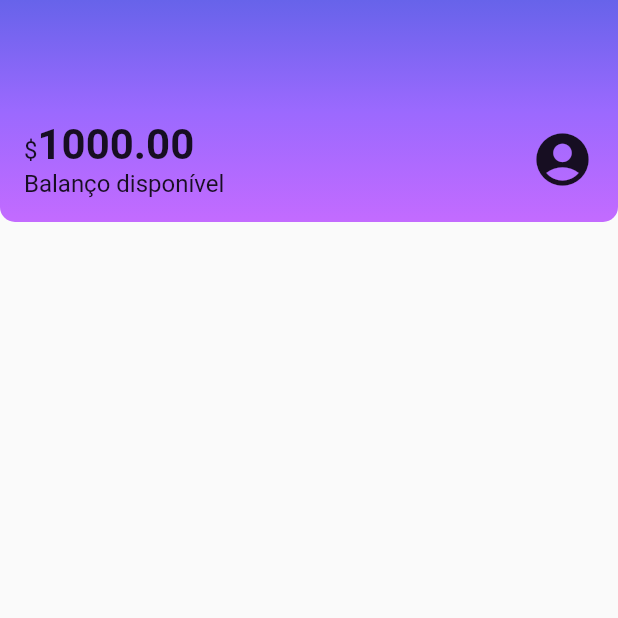
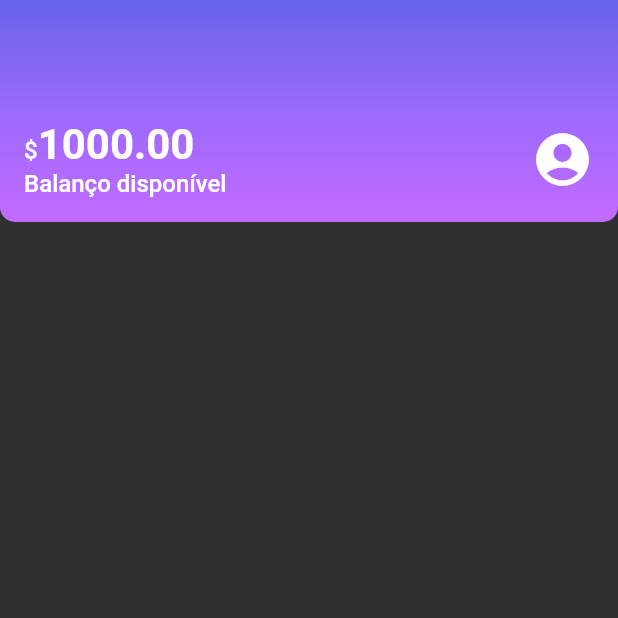
Before and after one commit to analubarreto/alubank, a Flutter app: the screen it shows after launch, on a phone screen of 412 x 824 dp, the top half of it. Run offline on Flutter 3.47's test engine with Material 2 defaults, Android fonts, the phone set to English and light mode, and no system bars.

Commit message:
adding themes

```diff
--- /dev/null
+++ b/lib/components/box_card.dart
@@ -0,0 +1,20 @@
+import 'package:flutter/material.dart';
+
+class BoxCard extends StatelessWidget {
+  final Widget boxContent;
+
+  const BoxCard({ required this.boxContent, super.key});
+
+  @override
+  Widget build(BuildContext context) {
+    return Container(
+      padding: const EdgeInsets.all(16.0),
+      decoration: BoxDecoration(
+        boxShadow: kElevationToShadow[3],
+        borderRadius: BorderRadius.circular(10.0),
+        color: Theme.of(context).cardColor,
+      ),
+      child: boxContent,
+    );
+  }
+}
--- a/lib/components/sections/header.dart
+++ b/lib/components/sections/header.dart
@@ -1,4 +1,6 @@
 import 'package:flutter/material.dart';
+
+import 'package:alubank/themes/theme_colors.dart';
 
 class Header extends StatelessWidget {
   const Header({super.key});
@@ -8,11 +10,7 @@ class Header extends StatelessWidget {
     return Container(
       decoration: const BoxDecoration(
         gradient: LinearGradient(
-          colors: [
-            Color.fromRGBO(103, 99, 234, 1.0),
-            Color.fromRGBO(155, 105, 254, 1.0),
-            Color.fromRGBO(195, 107, 255, 1.0)
-          ],
+          colors: ThemeColors.headerGradient,
           begin: Alignment.topCenter,
           end: Alignment.bottomCenter,
         ),
@@ -20,8 +18,8 @@ class Header extends StatelessWidget {
           bottom: Radius.circular(10),
         )
       ),
-      child: const Padding(
-        padding: EdgeInsets.fromLTRB(16, 80, 16, 16),
+      child: Padding(
+        padding: const EdgeInsets.fromLTRB(16, 80, 16, 16),
         child: Row(
           mainAxisAlignment: MainAxisAlignment.spaceBetween,
           children: [
@@ -31,22 +29,18 @@ class Header extends StatelessWidget {
                 Text.rich(
                   TextSpan(
                     text: '\$',
-                    style: TextStyle(fontSize: 16),
                     children: <TextSpan>[
                       TextSpan(
                         text: '1000.00',
-                        style: TextStyle(fontSize: 28, fontWeight: FontWeight.bold),
+                        style: Theme.of(context).textTheme.bodyLarge,
                       ),
                     ],
                   ),
                 ),
-                Text(
-                  'Balanço disponível',
-                  style: TextStyle(fontSize: 16),
-                ),
+                const Text('Balanço disponível'),
               ],
             ),
-            Icon(
+            const Icon(
               Icons.account_circle,
               size: 42,
             ),
--- a/lib/main.dart
+++ b/lib/main.dart
@@ -1,4 +1,5 @@
 import 'package:alubank/screens/home.dart';
+import 'package:alubank/themes/app_theme.dart';
 import 'package:flutter/material.dart';
 
 void main() {
@@ -10,10 +11,11 @@ class Alubank extends StatelessWidget {
 
   @override
   Widget build(BuildContext context) {
-    return const MaterialApp(
+    return MaterialApp(
       debugShowCheckedModeBanner: false,
       title: 'Alubank',
-      home: HomeScreen(),
+      theme: AppTheme,
+      home: const HomeScreen(),
     );
   }
 }
--- /dev/null
+++ b/lib/themes/app_theme.dart
@@ -0,0 +1,20 @@
+import 'package:flutter/material.dart';
+import 'package:alubank/themes/theme_colors.dart';
+
+ThemeData AppTheme = ThemeData(
+  primarySwatch: ThemeColors.primaryColor,
+  primaryColor: ThemeColors.primaryColor,
+  brightness: Brightness.dark,
+  textTheme: const TextTheme(
+    bodyMedium: TextStyle(
+      fontSize: 16,
+      fontWeight: FontWeight.w500,
+      color: Colors.white,
+    ),
+    bodyLarge: TextStyle(
+      fontSize: 28,
+      fontWeight: FontWeight.bold,
+      color: Colors.white,
+    ),
+  ),
+);
--- /dev/null
+++ b/lib/themes/theme_colors.dart
@@ -0,0 +1,10 @@
+import 'package:flutter/material.dart';
+
+class ThemeColors {
+  static const MaterialColor primaryColor = Colors.deepPurple;
+  static const List<Color> headerGradient = [
+      Color.fromRGBO(103, 99, 234, 1.0),
+      Color.fromRGBO(155, 105, 254, 1.0),
+      Color.fromRGBO(195, 107, 255, 1.0)
+  ];
+}
```
